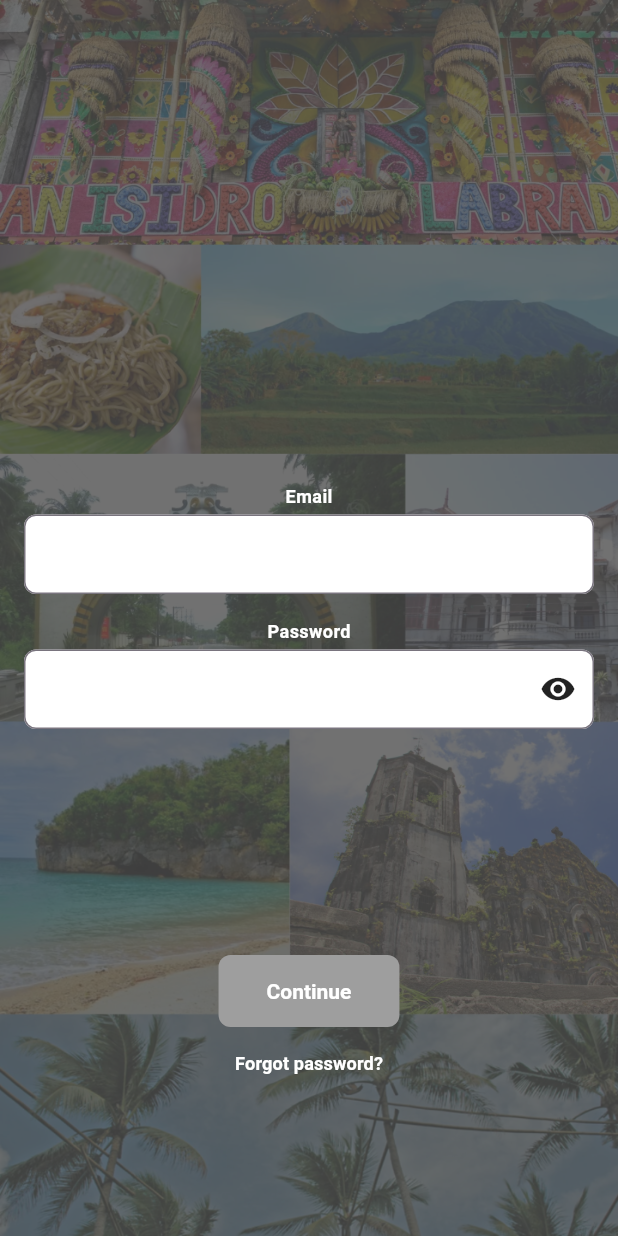
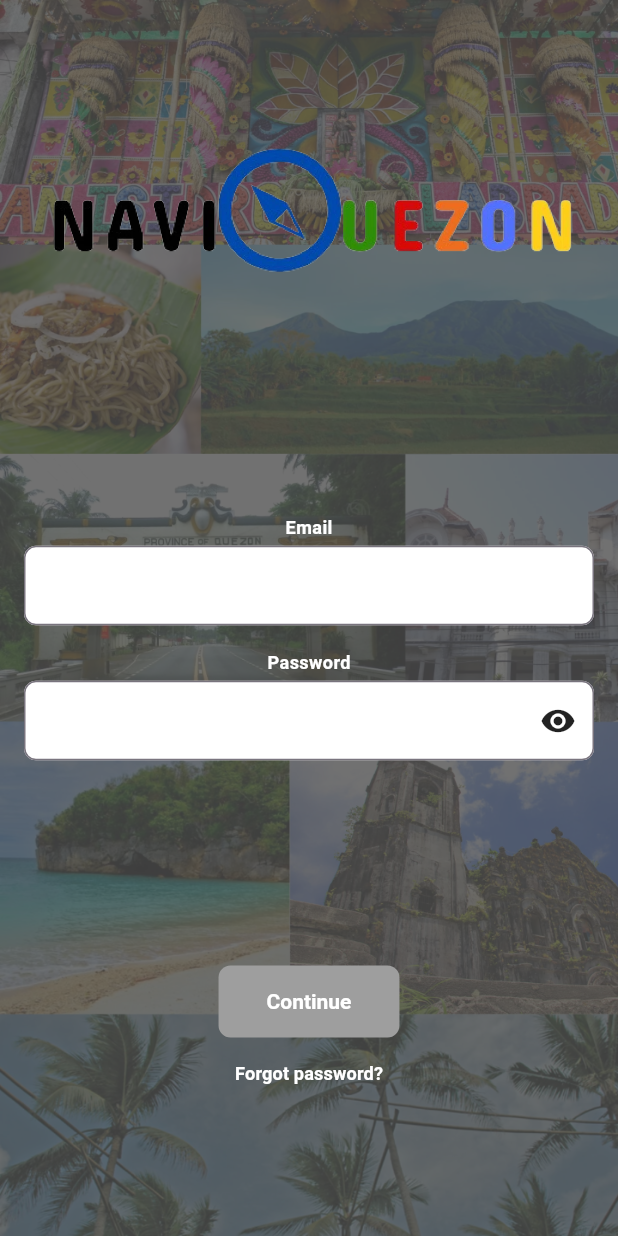
Before and after one commit to Mhen18/NaviQuezon, a Flutter app: the LoginScreen screen opened by its route, on a phone screen of 412 x 824 dp. Run offline on Flutter 3.47's test engine with Material 3 defaults, Android fonts, the phone set to English and light mode, and no system bars; our stand-ins replace bloc, cached_network_image, carousel_slider, chat_bubbles, chewie, chopper and 19 more; missing offline and left inert: country_list; accounts and stored records are empty; generated files the repository leaves out were written again.

Commit message:
refactor: remove unused icon getter and update login screen layout

```diff
--- a/lib/src/features/authentication/login/presentation/screens/login_screen.dart
+++ b/lib/src/features/authentication/login/presentation/screens/login_screen.dart
@@ -77,22 +77,6 @@ class _LoginScreenState extends State<LoginScreen> {
   ///
   void _onForgotPasswordPressed() {
     context.push(ForgotPasswordScreen.route);
-  }
-
-  /// Getter for the icon path based on flavor.
-  ///
-  String? get _icon {
-    final role = context.read<AppRoleCubit>().state;
-
-    switch (role) {
-      case AppRoleEnum.superAdmin:
-      case AppRoleEnum.admin:
-        return Assets.images.icons.icAdmin.keyName;
-      case AppRoleEnum.owner:
-        return Assets.images.icons.icOwner.keyName;
-      case AppRoleEnum.user:
-        return null;
-    }
   }
 
   /// Getter to validate the form.
@@ -176,14 +160,7 @@ class _LoginScreenState extends State<LoginScreen> {
                     child: Column(
                       mainAxisAlignment: MainAxisAlignment.spaceAround,
                       children: <Widget>[
-                        Opacity(
-                          opacity: _icon != null ? 1 : 0,
-                          child: Image.asset(
-                            _icon ?? Assets.images.icons.icUser.keyName,
-                            height: 80,
-                            width: 80,
-                          ),
-                        ),
+                        Assets.images.logo.logoNavi.image(),
                         Column(
                           children: [
                             RoundedTextField(
```
